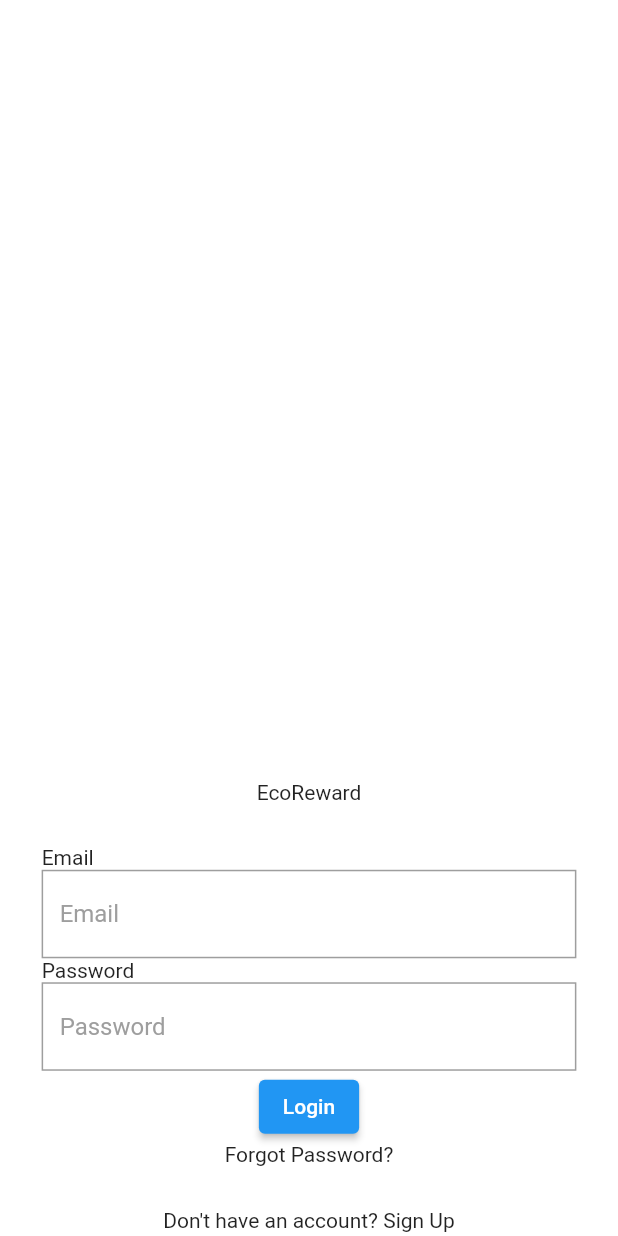
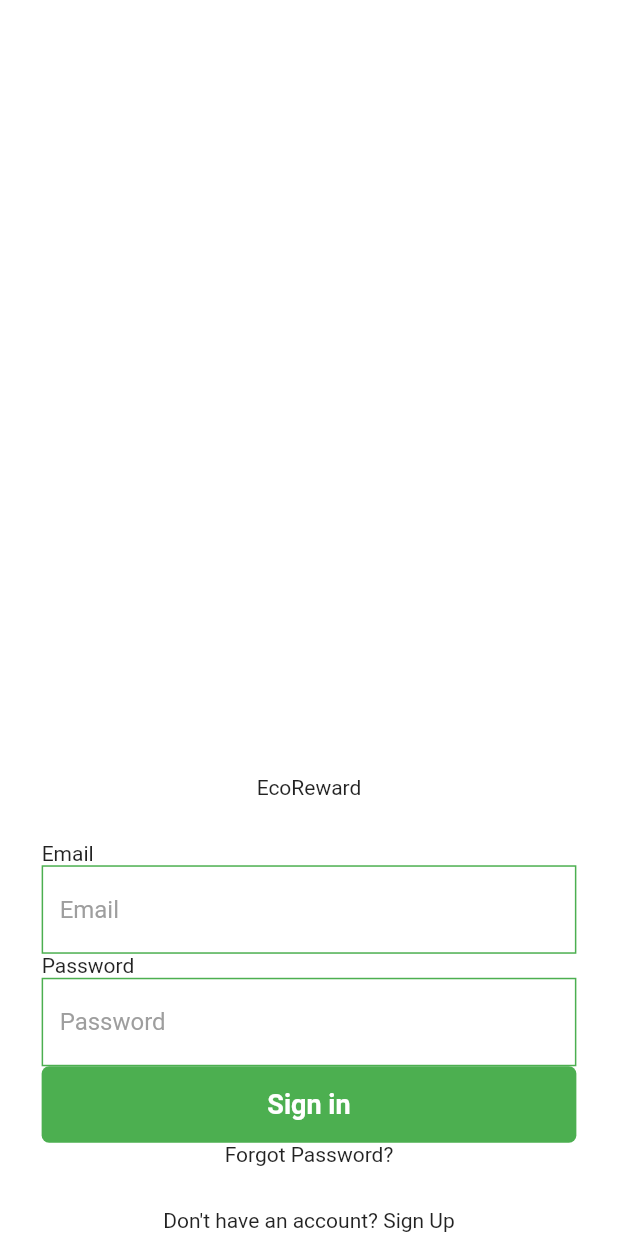
Before and after one commit to hanna-bae/Flutter_Study, a Flutter app: the screen it shows after launch, on a phone screen of 412 x 824 dp. Run offline on Flutter 3.47's test engine with Material 2 defaults, Android fonts, the phone set to English and light mode, and no system bars; Roboto replaces fonts that are missing (Nunito).

Commit message:
feat:form_button

```diff
--- /dev/null
+++ b/study/lib/form_button.dart
@@ -0,0 +1,35 @@
+import 'package:flutter/material.dart';
+
+class FormButton extends StatelessWidget {
+  final String text;
+  const FormButton(this.text, {super.key});
+
+  @override
+  Widget build(BuildContext context) {
+    return ElevatedButton(
+      onPressed: () {
+        print(text);
+      },
+      style: ElevatedButton.styleFrom(
+        primary: Colors.green,
+        shape: RoundedRectangleBorder(
+          borderRadius: BorderRadius.circular(5.0),
+        ),
+        minimumSize: const Size.fromHeight(50),
+        elevation: 0.0,
+      ),
+      child: Padding(
+        padding: EdgeInsets.all(15.0),
+        child: Text(
+          text,
+          style: TextStyle(
+            fontFamily: 'Nunito',
+            fontSize: 18,
+            color: Colors.white,
+            fontWeight: FontWeight.bold,
+          ),
+        ),
+      ),
+    );
+  }
+}
--- a/study/lib/form_input.dart
+++ b/study/lib/form_input.dart
@@ -12,14 +12,17 @@ class FormInput extends StatelessWidget {
         validator: (value) => value!.isEmpty ? 'can\'t be empty' : null,
         obscureText: text == 'Password' ? true : false,
         decoration: InputDecoration(
+          enabledBorder: OutlineInputBorder(
+            borderSide: BorderSide(color: Colors.green),
+            borderRadius: BorderRadius.zero,
+          ),
+          focusedBorder: OutlineInputBorder(
+            borderSide: BorderSide(color: Colors.green),
+            borderRadius: BorderRadius.zero,
+          ),
           hintText: text,
           hintStyle: TextStyle(color: Colors.grey),
-          border: OutlineInputBorder(
-            borderRadius: BorderRadius.circular(0),
-            borderSide: BorderSide(
-              color: Colors.green,
-            ),
-          ),
+          fillColor: Colors.white,
         ),
       ),
     ]);
--- a/study/lib/login_page.dart
+++ b/study/lib/login_page.dart
@@ -1,5 +1,6 @@
 import 'package:flutter/material.dart';
 import 'form_input.dart';
+import 'form_button.dart';
 
 class LoginPage extends StatelessWidget {
   final GlobalKey<FormState> _formkey = GlobalKey<FormState>();
@@ -29,8 +30,7 @@ class LoginPage extends StatelessWidget {
                           child: Column(children: <Widget>[
                             FormInput('Email'),
                             FormInput('Password'),
-                            ElevatedButton(
-                                child: Text("Login"), onPressed: () {}),
+                            FormButton('Sign in'),
                             Text("Forgot Password?"),
                           ])),
                     ),
```
Also changed, not shown: study/lib/controller/form_button.dart (deleted).
